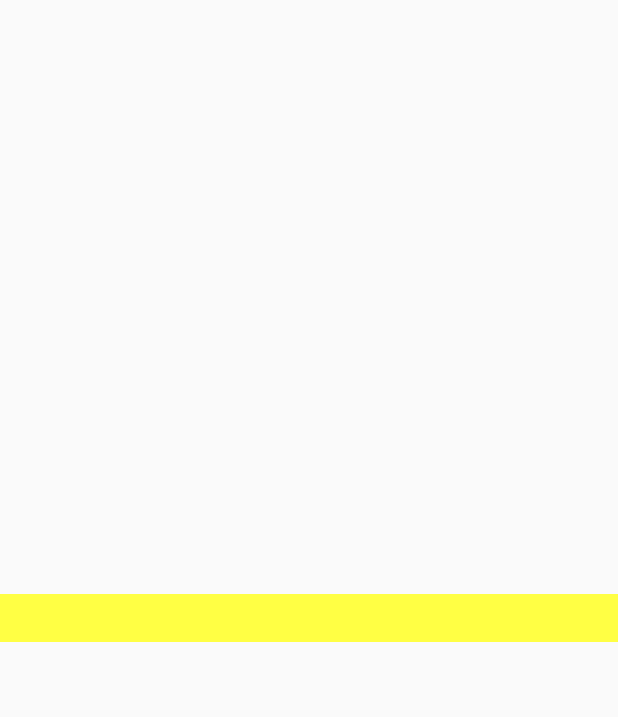
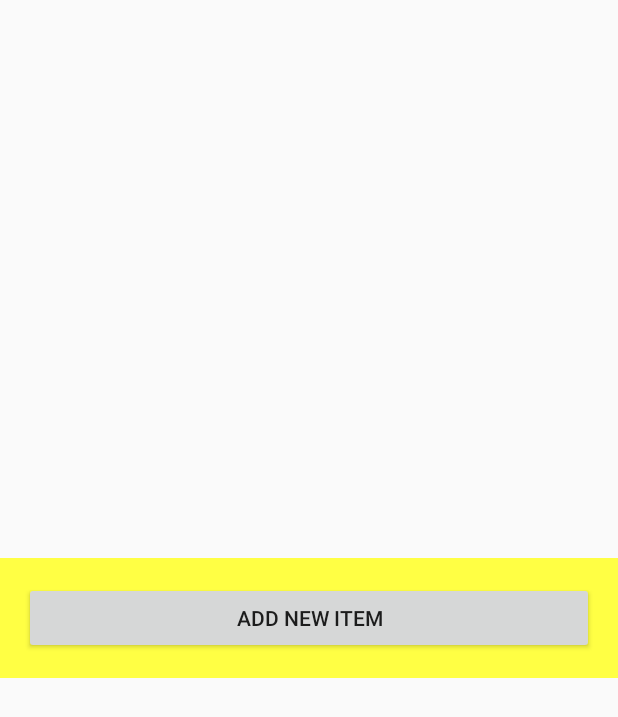
Before and after one commit to Kham300/androidpractice, an Android app: the layout fragment_two.xml on its own in the app's theme, with its tools: preview values and no code run, on a phone screen of 412 x 824 dp. Shown: the top 717 px of the screen. Run offline under Robolectric (Android 15) with nearby library versions, the phone set to English and light mode, and no system bars.

```diff
--- a/app/src/main/java/io/mycompany/androidpractice/adapter/FavListItemAdapter.java
+++ b/app/src/main/java/io/mycompany/androidpractice/adapter/FavListItemAdapter.java
@@ -7,13 +7,11 @@ import android.view.LayoutInflater;
 import android.view.View;
 import android.view.ViewGroup;
 import android.widget.ImageView;
-import android.widget.TextView;
-import android.widget.Toast;
+
 import java.util.List;
 import io.mycompany.androidpractice.R;
 import io.mycompany.androidpractice.model.Card;
 import io.mycompany.androidpractice.util.DataUtilSimple;
-import io.mycompany.androidpractice.util.DialogFavItemsDesc;
 
 public class FavListItemAdapter extends RecyclerView.Adapter<FavListItemAdapter.FavItemViewHolder>  {
 
--- a/app/src/main/java/io/mycompany/androidpractice/util/DialogFavItemsDesc.java
+++ b/app/src/main/java/io/mycompany/androidpractice/dialogs/DialogFavItemsDesc.java
@@ -1,4 +1,4 @@
-package io.mycompany.androidpractice.util;
+package io.mycompany.androidpractice.dialogs;
 
 import android.os.Bundle;
 import android.support.annotation.NonNull;
--- a/app/src/main/java/io/mycompany/androidpractice/util/DialogToFavItems.java
+++ b/app/src/main/java/io/mycompany/androidpractice/dialogs/DialogToFavItems.java
@@ -1,4 +1,4 @@
-package io.mycompany.androidpractice.util;
+package io.mycompany.androidpractice.dialogs;
 
 import android.os.Bundle;
 import android.support.annotation.NonNull;
--- a/app/src/main/java/io/mycompany/androidpractice/fragments/FragmentOne.java
+++ b/app/src/main/java/io/mycompany/androidpractice/fragments/FragmentOne.java
@@ -19,8 +19,8 @@ import android.widget.Toast;
 import io.mycompany.androidpractice.R;
 import io.mycompany.androidpractice.adapter.FavListItemAdapter;
 import io.mycompany.androidpractice.util.DataUtilSimple;
-import io.mycompany.androidpractice.util.DialogFavItemsDesc;
-import io.mycompany.androidpractice.util.DialogToFavItems;
+import io.mycompany.androidpractice.dialogs.DialogFavItemsDesc;
+import io.mycompany.androidpractice.dialogs.DialogToFavItems;
 
 public class FragmentOne extends Fragment implements FavListItemAdapter.CallFragmentFromAdapter, FavListItemAdapter.CreateDialogFragment,  DialogToFavItems.DialogToFavItemsListener, FavListItemAdapter.DialogItemDescriptionListener {
 
--- a/app/src/main/java/io/mycompany/androidpractice/util/DataUtilSimple.java
+++ b/app/src/main/java/io/mycompany/androidpractice/util/DataUtilSimple.java
@@ -127,4 +127,10 @@ public class DataUtilSimple {
             favoriteList.add(card);
         }
     }
+
+    public static void addNewItem(Card card){
+        allListData.add(card);
+    }
+
+
 }
--- a/app/src/main/res/layout/fragment_two.xml
+++ b/app/src/main/res/layout/fragment_two.xml
@@ -1,19 +1,34 @@
 <?xml version="1.0" encoding="utf-8"?>
 <RelativeLayout
     xmlns:android="http://schemas.android.com/apk/res/android"
-    xmlns:tools="http://schemas.android.com/tools"
     android:id="@+id/fragment_two"
     android:layout_width="match_parent"
     android:layout_height="wrap_content"
-    xmlns:app="http://schemas.android.com/apk/res-auto"
     android:background="@color/colorYellow"
     android:layout_gravity="center"
     android:padding="16dp">
-
-    <android.support.v7.widget.RecyclerView
-        android:id="@+id/recycler_view"
+    <android.support.v4.widget.NestedScrollView
         android:layout_width="match_parent"
         android:layout_height="wrap_content">
-    </android.support.v7.widget.RecyclerView>
 
+        <LinearLayout
+            android:layout_width="match_parent"
+            android:layout_height="wrap_content"
+            android:orientation="vertical">
+
+            <android.support.v7.widget.RecyclerView
+                android:id="@+id/recycler_view"
+                android:layout_width="match_parent"
+                android:layout_height="match_parent" />
+
+            <Button
+                android:id="@+id/btnNewItem"
+                android:layout_width="match_parent"
+                android:layout_height="wrap_content"
+                android:layout_alignParentBottom="true"
+                android:layout_below="@id/recycler_view"
+                android:text="Add new Item" />
+        </LinearLayout>
+
+    </android.support.v4.widget.NestedScrollView>
 </RelativeLayout>
--- a/app/src/main/res/values/strings.xml
+++ b/app/src/main/res/values/strings.xml
@@ -4,4 +4,9 @@
     <string name="action_delete">delete</string>
     <string name="action_two">action_2</string>
     <string name="action_three">fragment</string>
+    <string name="favorite_item">Favorite item?</string>
+    <string name="description">Description</string>
+    <string name="header">Header</string>
+    <string name="add_new_item">Add new Item</string>
+    <string name="add">Add</string>
 </resources>
```
Also changed, not shown: app/src/main/java/io/mycompany/androidpractice/dialogs/AddNewItemDialogFragment.java (added, +65 -0 lines), app/src/main/java/io/mycompany/androidpractice/fragments/FragmentTwo.java (+13 -7 lines), app/src/main/java/io/mycompany/androidpractice/model/Card.java (+8 -4 lines), app/src/main/res/layout/add_new_item.xml (added, +44 -0 lines).
